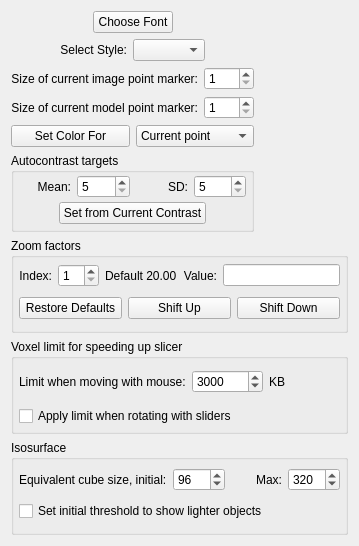
Before: the Qt Designer form 3dmod/form_appearance.ui in LabShare-Archive/IMOD, drawn with Qt 5.
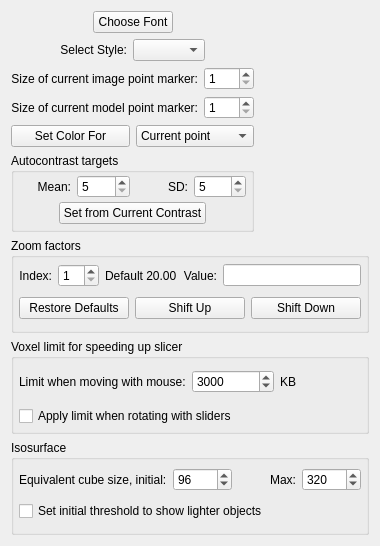
After: the same form once the commit is applied.

Commit message: setting up arrow color

What changed in the file:
```diff
--- a/3dmod/form_appearance.ui
+++ b/3dmod/form_appearance.ui
@@ -1,11 +1,11 @@
 <ui version="4.0" >
  <class>AppearanceForm</class>
- <widget class="QWidget" name="AppearanceForm" >
-  <property name="geometry" >
+ <widget class="QWidget" name="AppearanceForm">
+  <property name="geometry">
    <rect>
     <x>0</x>
     <y>0</y>
-    <width>359</width>
+    <width>380</width>
     <height>546</height>
    </rect>
   </property>
@@ -695,7 +695,7 @@
    </item>
   </layout>
  </widget>
- <layoutdefault spacing="6" margin="11" />
+ <layoutdefault spacing="6" margin="11"/>
  <resources/>
  <connections>
   <connection>
```
Left out of the diff: 460 changed lines with no effect on the pictures.
